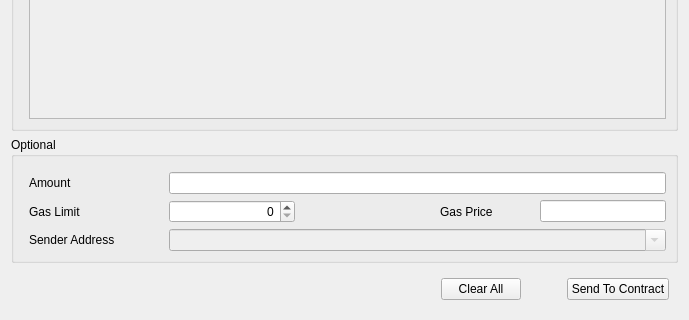
Old version of the form src/qt/forms/sendtocontract.ui in the repository SilubiumProject/slucore; both pictures show x 0 to 689 and y 263 to 583 of the 689 by 583 pixel window.
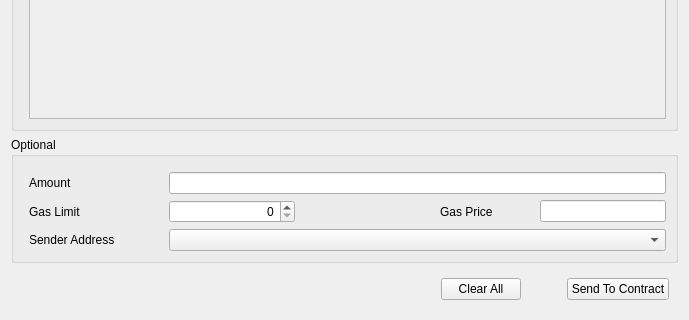
New version of the form. Custom widgets are drawn as their Qt base class.

```diff
--- a/src/qt/forms/sendtocontract.ui
+++ b/src/qt/forms/sendtocontract.ui
@@ -296,18 +296,12 @@
           </item>
           <item row="3" column="1" colspan="4">
            <widget class="AddressField" name="lineEditSenderAddress">
-            <property name="enabled">
-             <bool>false</bool>
-            </property>
             <property name="minimumSize">
              <size>
               <width>370</width>
               <height>0</height>
              </size>
             </property>
-            <property name="editable">
-             <bool>true</bool>
-            </property>
            </widget>
           </item>
           <item row="0" column="0">
```
Left out of the diff: 2 changed lines with no effect on the pictures.
